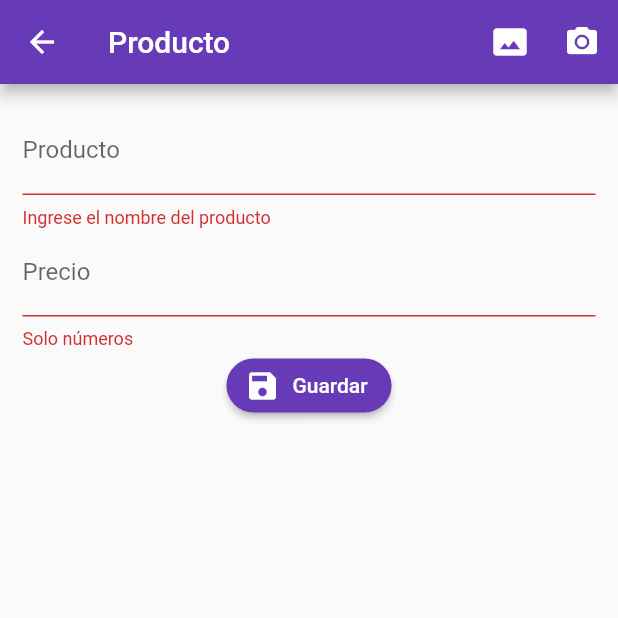
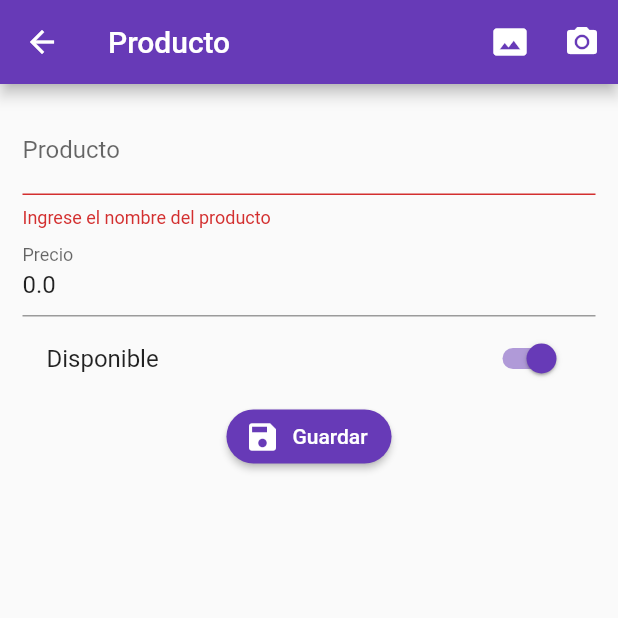
Before and after one commit to pedromolesp/Products-Flutter, a Flutter app: the ProductoPage screen opened by its route, after a tap on "Guardar", on a phone screen of 412 x 824 dp, the top half of it. Run offline on Flutter 3.47's test engine with Material 2 defaults, Android fonts, the phone set to English and light mode, and no system bars; our stand-ins replace rxdart.

Commit message:
class 217

```diff
--- /dev/null
+++ b/lib/src/models/product_model.dart
@@ -0,0 +1,38 @@
+import 'dart:convert';
+
+ProductModel productModelFromJson(String str) =>
+    ProductModel.fromJson(json.decode(str));
+
+String productModelToJson(ProductModel data) => json.encode(data.toJson());
+
+class ProductModel {
+  ProductModel({
+    this.id,
+    this.titulo = '',
+    this.valor = 0.0,
+    this.disponible = true,
+    this.fotoUrl,
+  });
+
+  String id;
+  String titulo;
+  double valor;
+  bool disponible;
+  String fotoUrl;
+
+  factory ProductModel.fromJson(Map<String, dynamic> json) => ProductModel(
+        id: json["id"],
+        titulo: json["titulo"],
+        valor: json["valor"].toDouble(),
+        disponible: json["disponible"],
+        fotoUrl: json["foto_url"],
+      );
+
+  Map<String, dynamic> toJson() => {
+        "id": id,
+        "titulo": titulo,
+        "valor": valor,
+        "disponible": disponible,
+        "foto_url": fotoUrl,
+      };
+}
--- a/lib/src/pages/producto_page.dart
+++ b/lib/src/pages/producto_page.dart
@@ -1,4 +1,6 @@
 import 'package:flutter/material.dart';
+import 'package:formvalidation/src/models/product_model.dart';
+import 'package:formvalidation/src/provider/products_provider.dart';
 import 'package:formvalidation/src/utils/utils.dart' as utils;
 
 class ProductoPage extends StatefulWidget {
@@ -8,6 +10,8 @@ class ProductoPage extends StatefulWidget {
 
 class _ProductoPageState extends State<ProductoPage> {
   final formKey = GlobalKey<FormState>();
+  ProductModel product = new ProductModel();
+  final productProvider = new ProductProvider();
 
   @override
   Widget build(BuildContext context) {
@@ -34,6 +38,7 @@ class _ProductoPageState extends State<ProductoPage> {
                 children: <Widget>[
                   _crearNombre(),
                   _crearPrecio(),
+                  _crearDisponible(),
                   _crearBoton()
                 ],
               )),
@@ -44,10 +49,12 @@ class _ProductoPageState extends State<ProductoPage> {
 
   _crearNombre() {
     return TextFormField(
+      initialValue: product.titulo,
       textCapitalization: TextCapitalization.sentences,
       decoration: InputDecoration(
         labelText: "Producto",
       ),
+      onSaved: (value) => product.titulo = value,
       validator: (value) {
         if (value.length < 3) {
           return "Ingrese el nombre del producto";
@@ -59,10 +66,12 @@ class _ProductoPageState extends State<ProductoPage> {
 
   _crearPrecio() {
     return TextFormField(
+      initialValue: product.valor.toString(),
       keyboardType: TextInputType.numberWithOptions(decimal: true),
       decoration: InputDecoration(
         labelText: "Precio",
       ),
+      onSaved: (value) => product.valor = double.parse(value),
       validator: (value) {
         if (utils.isNumber(value)) {
           return null;
@@ -86,9 +95,28 @@ class _ProductoPageState extends State<ProductoPage> {
     );
   }
 
+  _crearDisponible() {
+    return SwitchListTile(
+        title: Text('Disponible'),
+        value: product.disponible,
+        activeColor: Colors.deepPurple,
+        onChanged: (value) {
+          setState(() {
+            product.disponible = value;
+          });
+        });
+  }
+
   void _submit() {
     if (formKey.currentState.validate()) {
-      print("todook");
+      formKey.currentState.save();
+      print(product.titulo +
+          "\n" +
+          product.valor.toString() +
+          "\n" +
+          product.disponible.toString());
+
+      productProvider.createProduct(product);
     } else {
       return;
     }
--- /dev/null
+++ b/lib/src/provider/products_provider.dart
@@ -0,0 +1,17 @@
+import 'dart:convert';
+
+import 'package:formvalidation/src/models/product_model.dart';
+
+import 'package:http/http.dart' as http;
+
+class ProductProvider {
+  final String _url = "https://flutter-varios-689ec.firebaseio.com";
+
+  Future<bool> createProduct(ProductModel product) async {
+    final url = "$_url/productos.json";
+    final response = await http.post(url, body: productModelToJson(product));
+    final decodedData = json.decode(response.body);
+    print(decodedData);
+    return true;
+  }
+}
--- a/pubspec.yaml
+++ b/pubspec.yaml
@@ -24,6 +24,7 @@ dependencies:
   # Use with the CupertinoIcons class for iOS style icons.
   cupertino_icons: ^0.1.2
   rxdart: ^0.22.0
+  http:
 
 dev_dependencies:
   flutter_test:
```
Also changed, not shown: pubspec.lock.
